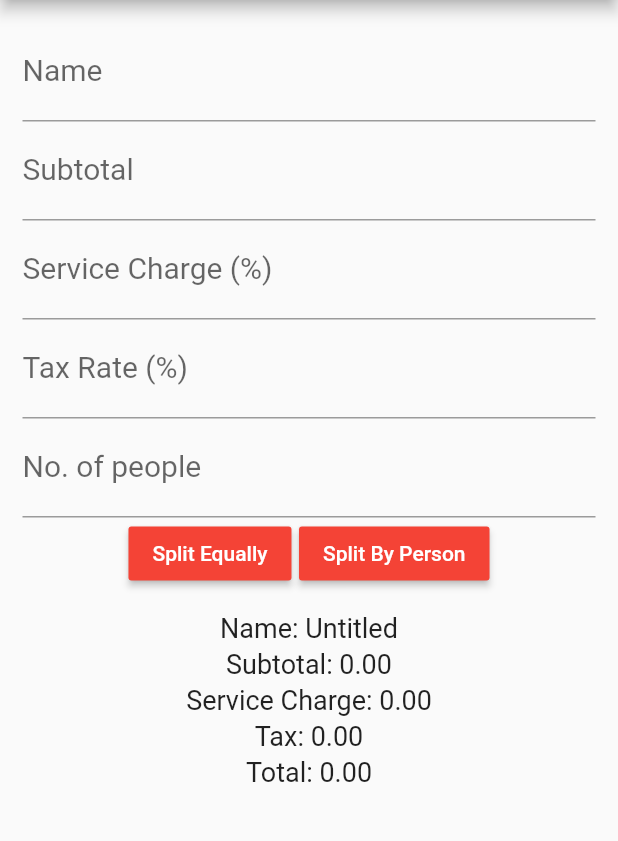
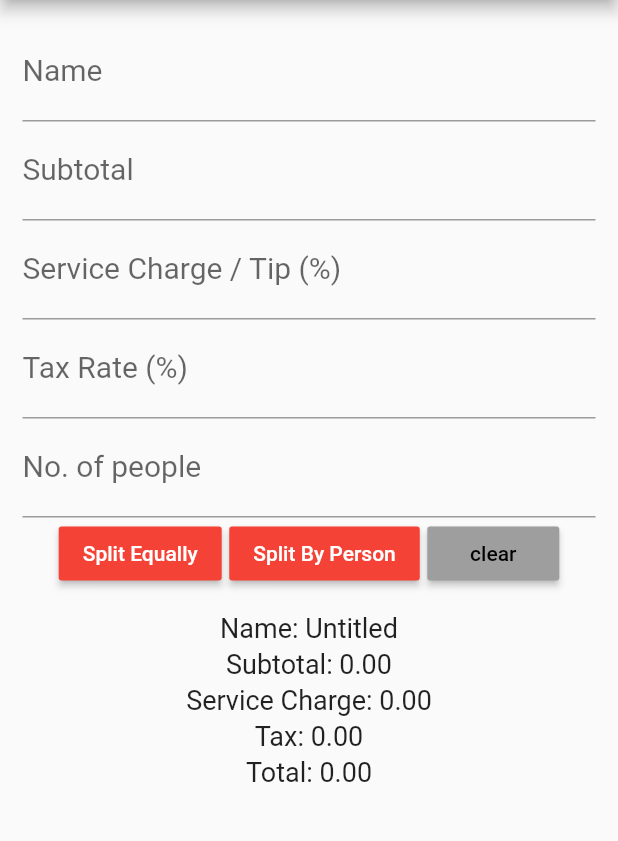
Before and after one commit to fredbaa/billsplitter, a Flutter app: the screen it shows after launch, on a phone screen of 412 x 824 dp, the part 84-925 px from its top. Run offline on Flutter 3.47's test engine with Material 2 defaults, Android fonts, the phone set to English and light mode, and no system bars.

Commit message:
added textediting controller, support clearing fields

```diff
--- a/lib/app_screens/home.dart
+++ b/lib/app_screens/home.dart
@@ -2,12 +2,33 @@ import 'package:flutter/material.dart';
 import './split_bill_screen.dart';
 
 class BillSplitterState extends State<BillSplitter> {
+  String billName = "Untitled";
   double subTotalAmount = 0.0;
   double serviceChargeAmount = 0.0;
   double taxAmount = 0.0;
   double totalAmount = 0.0;
-  String billName = "Untitled";
   int personCount = 1;
+
+  final TextEditingController _billNameTextFieldController = new TextEditingController();
+  final TextEditingController _subTotalTextFieldController = new TextEditingController();
+  final TextEditingController _serviceChargeTextFieldController = new TextEditingController();
+  final TextEditingController _taxTextFieldController = new TextEditingController();
+  final TextEditingController _personTextFieldController = new TextEditingController();
+
+  @override
+  void initState() {
+    super.initState();
+  }
+
+  @override
+  void dispose() {
+    _billNameTextFieldController.dispose();
+    _subTotalTextFieldController.dispose();
+    _serviceChargeTextFieldController.dispose();
+    _taxTextFieldController.dispose();
+    _personTextFieldController.dispose();
+    super.dispose();
+  }
 
   @override
   Widget build(BuildContext context) {
@@ -23,87 +44,22 @@ class BillSplitterState extends State<BillSplitter> {
       totalAmount = subTotalAmount + computeServiceCharge() + computeTax();
     }
 
-    TextField billNameField = new TextField(
-        decoration: new InputDecoration(labelText: "Name", labelStyle: TextStyle(fontSize: 20)),
-        keyboardType: TextInputType.text,
-        style: TextStyle(fontSize: 20),
-        onChanged: (String value) {
+    void clearFields() {
       setState(() {
-            billName = value.trim().length == 0 ? "Untitled" : value;
+        subTotalAmount = 0.0;
+        billName = "Untitled";
+        serviceChargeAmount = 0.0;
+        taxAmount = 0.0;
+        personCount = 0;
+        totalAmount = 0;
+
+        _billNameTextFieldController.clear();
+        _subTotalTextFieldController.clear();
+        _serviceChargeTextFieldController.clear();
+        _taxTextFieldController.clear();
+        _personTextFieldController.clear();
       });
-        },
-    );
-
-    TextField billAmountField = new TextField(
-        decoration: new InputDecoration(labelText: "Subtotal", labelStyle: TextStyle(fontSize: 20)),
-        keyboardType: TextInputType.number,
-        style: TextStyle(fontSize: 20),
-        onChanged: (String value) {
-          setState(() {
-            try {
-              subTotalAmount = double.parse(value);
-            } catch (exception) {
-              subTotalAmount = 0.0;
     }
-            updateTotalAmount();
-          });
-        },
-    );
-
-    TextField serviceChargeField = new TextField(
-        decoration: new InputDecoration(labelText: "Service Charge (%)", labelStyle: TextStyle(fontSize: 20)),
-        keyboardType: TextInputType.number,
-        style: TextStyle(fontSize: 20),
-        onChanged: (String value) {
-          setState(() {
-            try {
-              serviceChargeAmount = double.parse(value);
-            } catch (exception) {
-              serviceChargeAmount = 0.0;
-            }
-            updateTotalAmount();
-          });
-        });
-
-    TextField taxAmountField = new TextField(
-        decoration: new InputDecoration(labelText: "Tax Rate (%)", labelStyle: TextStyle(fontSize: 20)),
-        keyboardType: TextInputType.number,
-        style: TextStyle(fontSize: 20),
-        onChanged: (String value) {
-          setState(() {
-            try {
-              taxAmount = double.parse(value);
-            } catch (exception) {
-              taxAmount = 0.0;
-            }
-            updateTotalAmount();
-          });
-        });
-
-    TextField personCountField = new TextField(
-        decoration: new InputDecoration(labelText: "No. of people", labelStyle: TextStyle(fontSize: 20)),
-        keyboardType: TextInputType.number,
-        style: TextStyle(fontSize: 20),
-        onChanged: (String value) {
-          try {
-            personCount = int.parse(value);
-          } catch (exception) {
-            personCount = 1;
-          }
-        });
-
-    MaterialButton calculateEquallyButton = new MaterialButton(
-        child: new Text("Split Equally"),
-        color: Colors.red,
-        textColor: Colors.white,
-        onPressed: () {
-          String formattedTotal = totalAmount.toStringAsFixed(2);
-
-          AlertDialog dialog = new AlertDialog(
-              content: new Text("Total is $formattedTotal per person"));
-
-          showDialog(context: context, builder: (BuildContext context) => dialog);
-        });
 
     void _startSplitByPerson() {
       var splitData = {
@@ -121,11 +77,106 @@ class BillSplitterState extends State<BillSplitter> {
       );
     }
 
+    TextField billNameField = new TextField(
+      controller: _billNameTextFieldController,
+      decoration: new InputDecoration(labelText: "Name", labelStyle: TextStyle(fontSize: 20)),
+      keyboardType: TextInputType.text,
+      style: TextStyle(fontSize: 20),
+      onChanged: (String value) {
+        setState(() {
+          billName = value.trim().length == 0 ? "Untitled" : value.trim();
+        });
+      },
+    );
+
+    TextField billAmountField = new TextField(
+      controller: _subTotalTextFieldController,
+      decoration: new InputDecoration(labelText: "Subtotal", labelStyle: TextStyle(fontSize: 20)),
+      keyboardType: TextInputType.number,
+      style: TextStyle(fontSize: 20),
+      onChanged: (String value) {
+        setState(() {
+          try {
+            subTotalAmount = double.parse(value.trim());
+          } catch (exception) {
+            subTotalAmount = 0.0;
+          }
+          updateTotalAmount();
+        });
+      },
+    );
+
+    TextField serviceChargeField = new TextField(
+      controller: _serviceChargeTextFieldController,
+      decoration: new InputDecoration(labelText: "Service Charge / Tip (%)", labelStyle: TextStyle(fontSize: 20)),
+      keyboardType: TextInputType.number,
+      style: TextStyle(fontSize: 20),
+      onChanged: (String value) {
+        setState(() {
+          try {
+            serviceChargeAmount = double.parse(value);
+          } catch (exception) {
+            serviceChargeAmount = 0.0;
+          }
+          updateTotalAmount();
+        });
+      });
+
+    TextField taxAmountField = new TextField(
+      controller: _taxTextFieldController,
+      decoration: new InputDecoration(labelText: "Tax Rate (%)", labelStyle: TextStyle(fontSize: 20)),
+      keyboardType: TextInputType.number,
+      style: TextStyle(fontSize: 20),
+      onChanged: (String value) {
+        setState(() {
+          try {
+            taxAmount = double.parse(value);
+          } catch (exception) {
+            taxAmount = 0.0;
+          }
+          updateTotalAmount();
+        });
+      });
+
+    TextField personCountField = new TextField(
+      controller: _personTextFieldController,
+      decoration: new InputDecoration(labelText: "No. of people", labelStyle: TextStyle(fontSize: 20)),
+      keyboardType: TextInputType.number,
+      style: TextStyle(fontSize: 20),
+      onChanged: (String value) {
+        try {
+          personCount = int.parse(value);
+        } catch (exception) {
+          personCount = 1;
+        }
+        updateTotalAmount();
+      });
+
+    MaterialButton calculateEquallyButton = new MaterialButton(
+      child: new Text("Split Equally"),
+      color: Colors.red,
+      textColor: Colors.white,
+      onPressed: () {
+        String formattedTotal = (totalAmount / personCount).toStringAsFixed(2);
+
+        AlertDialog dialog = new AlertDialog(
+            content: new Text("Total is $formattedTotal per person"));
+
+        showDialog(context: context, builder: (BuildContext context) => dialog);
+      });
+
+
     MaterialButton splitByPersonButton = new MaterialButton(
       child: new Text("Split By Person"),
       color: Colors.red,
       textColor: Colors.white,
       onPressed: _startSplitByPerson);
+
+    MaterialButton clearButton = new MaterialButton(
+      child: new Text("clear"),
+      color: Colors.grey,
+      textColor: Colors.black,
+      onPressed: clearFields);
 
     Container summarySubtotal = Container(
       child: Column(
@@ -160,6 +211,10 @@ class BillSplitterState extends State<BillSplitter> {
                   padding: EdgeInsets.only(left: 5.0),
                 ),
                 splitByPersonButton,
+                Padding(
+                  padding: EdgeInsets.only(left: 5.0),
+                ),
+                clearButton,
                 new Expanded(child: Container(),),
               ],),
             ),
```
Lines whose indentation alone changed are shown as unchanged.
